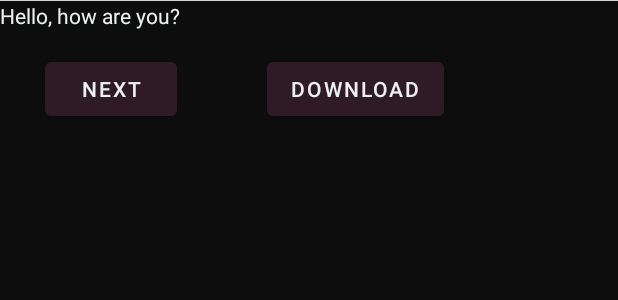
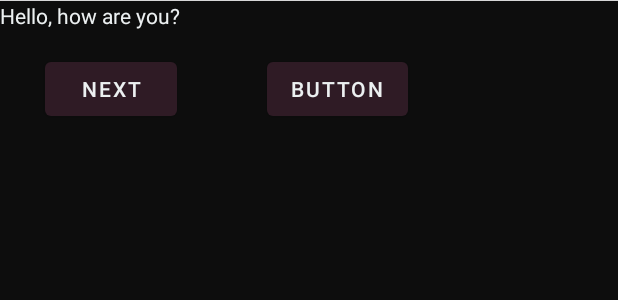
Before and after one commit to AhmadjAziz/Drinks-Ahoy, an Android app: the layout main_menu.xml on its own in the app's theme, with its tools: preview values and no code run, on a phone screen of 412 x 824 dp. Shown: the top 300 px of the screen. Run offline under Robolectric (Android 15) with nearby library versions, the phone set to English and light mode, and no system bars.

```diff
--- a/app/src/main/res/layout/main_menu.xml
+++ b/app/src/main/res/layout/main_menu.xml
@@ -17,10 +17,14 @@
         android:layout_width="wrap_content"
         android:layout_height="wrap_content"
         android:text="@string/hello" />
+
     <androidx.appcompat.widget.LinearLayoutCompat
         android:layout_width="match_parent"
-        android:layout_height="wrap_content">
+        android:layout_height="wrap_content"
+        android:onClick="getBeerInfo">
+
         <com.google.android.material.button.MaterialButton
+            android:id="@+id/button"
             android:layout_width="wrap_content"
             android:layout_height="wrap_content"
             android:layout_marginStart="30dp"
@@ -33,7 +37,7 @@
             android:layout_height="wrap_content"
             android:layout_marginStart="60dp"
             android:layout_marginTop="15dp"
-            android:text="Download" />
+            android:text="Button" />
     </androidx.appcompat.widget.LinearLayoutCompat>
 
 </androidx.appcompat.widget.LinearLayoutCompat>
```
Also changed, not shown: app/src/main/java/com/example/drinksahoy/MainActivity.kt (+32 -0 lines).
